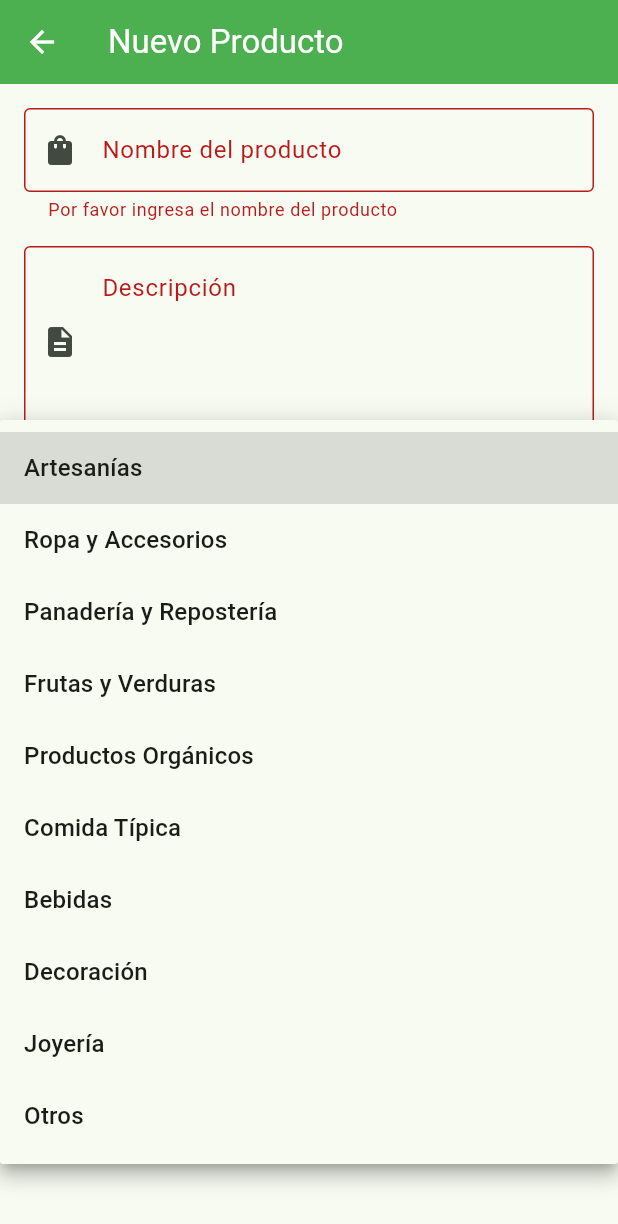
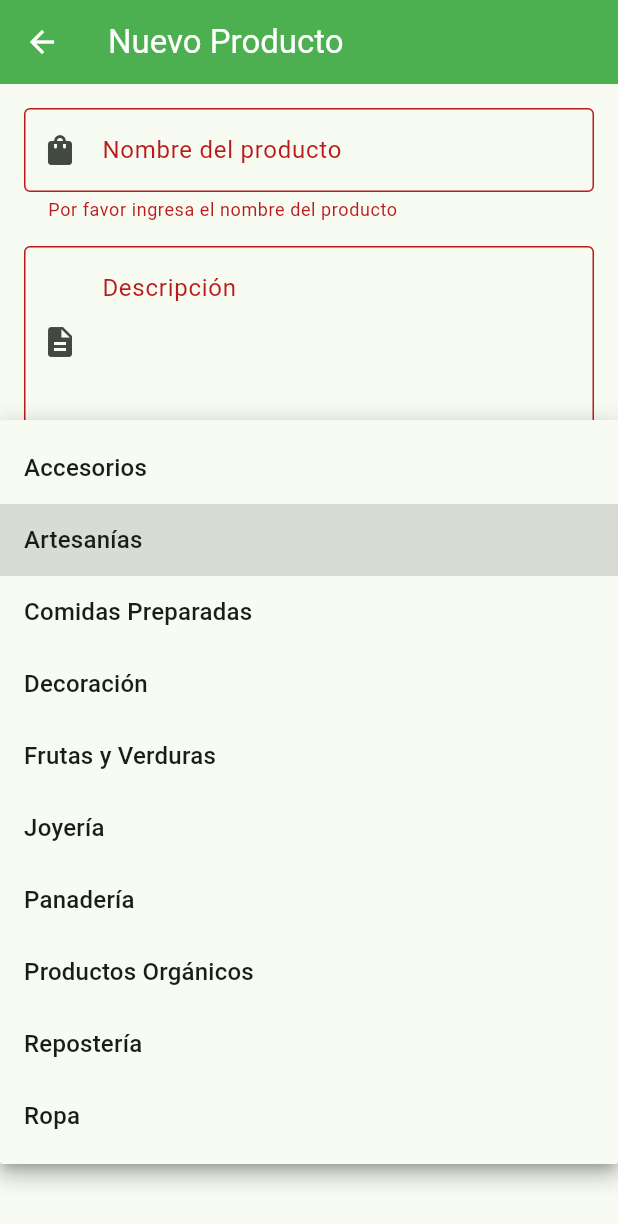
Before and after one commit to fonckchain/mercatico, a Flutter app: the ProductFormScreen screen opened directly, after a tap on "Crear Producto", after a tap on "Artesanías", on a phone screen of 412 x 824 dp. Shown: the top 1224 px of the screen. Run offline on Flutter 3.47's test engine with Material 3 defaults, Android fonts, the phone set to English and light mode, and no system bars; our stand-ins replace dio, shared_preferences; accounts and stored records are empty.

Commit message:
fix: Enviar UUID de categoría en lugar de nombre en ProductFormScreen
- Crear mapa _categoryMap con nombres a UUIDs
- Modificar _saveProduct para enviar UUID correcto
- Soluciona error 400 al crear/editar productos

```diff
--- a/frontend/mercatico_app/lib/screens/seller/product_form_screen.dart
+++ b/frontend/mercatico_app/lib/screens/seller/product_form_screen.dart
@@ -27,18 +27,21 @@ class _ProductFormScreenState extends State<ProductFormScreen> {
   bool _isLoading = false;
   String? _errorMessage;
 
-  final List<String> _categories = [
-    'Artesanías',
-    'Ropa y Accesorios',
-    'Panadería y Repostería',
-    'Frutas y Verduras',
-    'Productos Orgánicos',
-    'Comida Típica',
-    'Bebidas',
-    'Decoración',
-    'Joyería',
-    'Otros',
-  ];
+  // Map category names to their UUIDs from backend
+  final Map<String, String> _categoryMap = {
+    'Accesorios': 'd2784ad5-cee0-4f6a-a056-1bab895555f2',
+    'Artesanías': 'c22fc3aa-c023-4b44-92ba-50ff09d040c3',
+    'Comidas Preparadas': '943f0ec2-7c57-41fe-b5a3-ee42bc161936',
+    'Decoración': 'cba78fc2-0500-4071-b03b-3c4ea4dd0df0',
+    'Frutas y Verduras': 'ec0f7f60-5be6-4774-8c2c-a9023792a527',
+    'Joyería': 'ce78bd01-da93-4cf9-a48f-8d0ab08ea481',
+    'Panadería': '71e4b389-7939-4f0f-a883-b2fb5c13f2d0',
+    'Productos Orgánicos': '03e8edcd-cdd4-48f4-a243-109984f1eef5',
+    'Repostería': 'd72b1c5c-a2a2-450e-ab2b-a64e904cf62c',
+    'Ropa': '59d7ced4-29d3-4902-9913-5873bf4508f4',
+  };
+
+  List<String> get _categories => _categoryMap.keys.toList();
 
   @override
   void initState() {
@@ -84,12 +87,15 @@ class _ProductFormScreenState extends State<ProductFormScreen> {
     });
 
     try {
+      // Get the category UUID from the selected category name
+      final categoryId = _categoryMap[_selectedCategory];
+
       final productData = {
         'name': _nameController.text.trim(),
         'description': _descriptionController.text.trim(),
         'price': double.parse(_priceController.text),
         'stock': int.parse(_stockController.text),
-        'category': _selectedCategory,
+        'category': categoryId,  // Send UUID instead of name
         'is_active': _isActive,
       };
 
```
